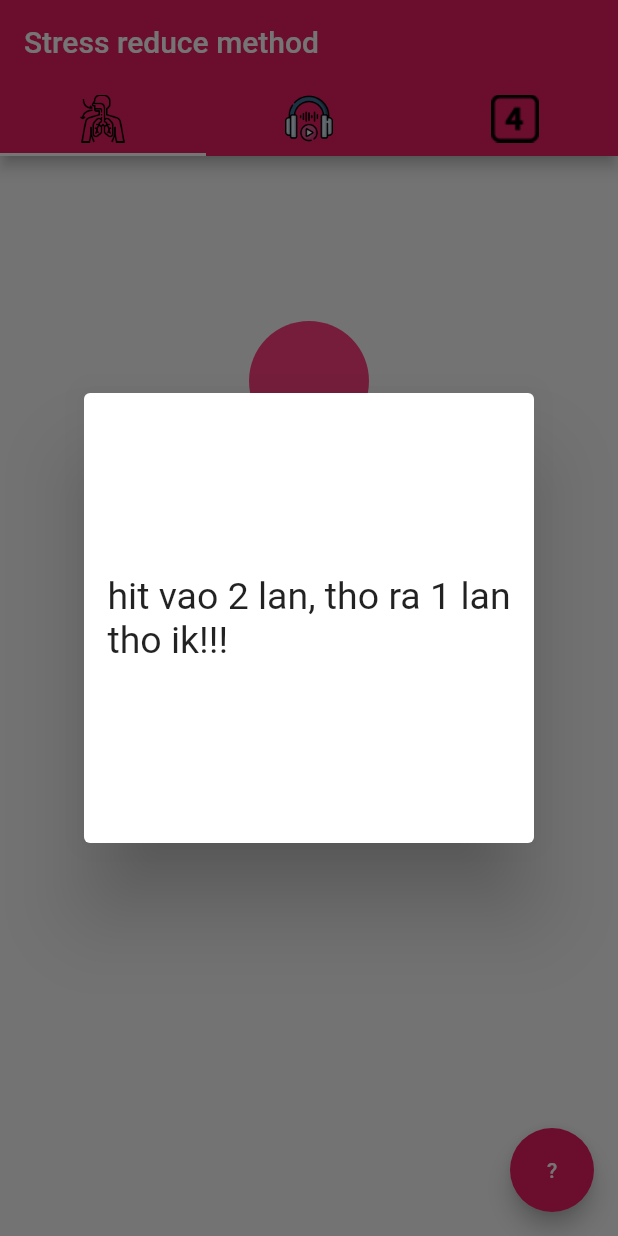
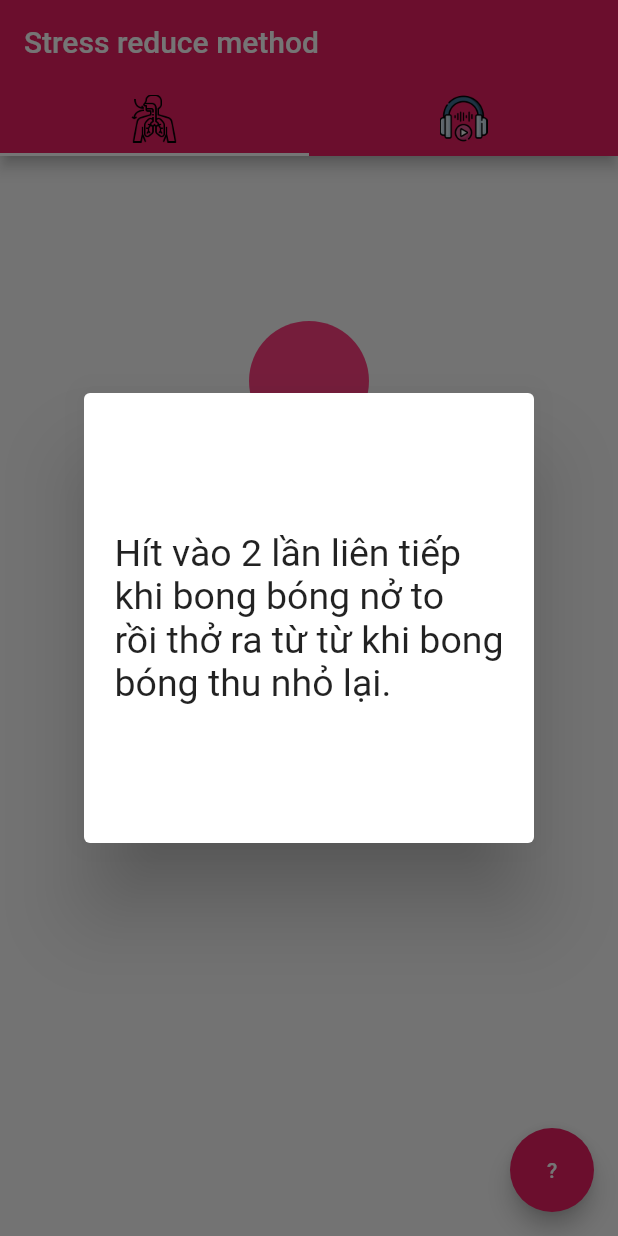
Before and after one commit to thivux/cp22_stress, a Flutter app: the screen it shows after launch, after a tap on an icon or button, on a phone screen of 412 x 824 dp. Run offline on Flutter 3.47's test engine with Material 2 defaults, Android fonts, the phone set to English and light mode, and no system bars; our stand-ins replace audioplayers.

Commit message:
Minh update question mark nsdr

```diff
--- a/lib/main.dart
+++ b/lib/main.dart
@@ -1,5 +1,6 @@
 import 'package:flutter/material.dart';
 import 'nsdr.dart';
+import 'py_sigh.dart';
 void main() => runApp(const FirstPageApp());
 
 class FirstPageApp extends StatelessWidget {
@@ -17,7 +18,6 @@ class FirstPageApp extends StatelessWidget {
           height: 32,
           width: 32,
         )),
-    Tab(icon: Image.asset('assets/Numbers_4_icon.png')),
   ];
   @override
   Widget build(BuildContext context) {
@@ -38,7 +38,6 @@ class FirstPageApp extends StatelessWidget {
             children: [
               Bubble(),
               NSDR(),
-              Text('Tab three'),
             ],
           ),
         ),
@@ -46,142 +45,3 @@ class FirstPageApp extends StatelessWidget {
     );
   }
 }
-
-class Bubble extends StatefulWidget {
-  const Bubble({Key? key}) : super(key: key);
-  @override
-  BubbleState createState() {
-    return BubbleState();
-  }
-}
-
-class BubbleState extends State<Bubble> with SingleTickerProviderStateMixin {
-  late AnimationController _controller;
-  late Animation<double> _marginAnimation;
-
-  @override
-  void initState() {
-    super.initState();
-
-    _controller =
-        AnimationController(vsync: this, duration: const Duration(seconds: 10));
-
-    _marginAnimation = TweenSequence(<TweenSequenceItem<double>>[
-      TweenSequenceItem(
-        // inhale 1
-          tween: Tween<double>(begin: 100, end: 40),
-          weight: 1.5),
-      TweenSequenceItem(
-        // stop
-          tween: Tween<double>(begin: 40, end: 40),
-          weight: 1),
-      TweenSequenceItem(
-        // inhale 2
-          tween: Tween<double>(begin: 40, end: 30),
-          weight: 1),
-      TweenSequenceItem(
-        // stop
-          tween: Tween<double>(begin: 30, end: 30),
-          weight: 1),
-      TweenSequenceItem(
-        // exhale
-          tween: Tween<double>(begin: 30, end: 100),
-          weight: 7),
-      TweenSequenceItem(
-        // stop
-          tween: Tween<double>(begin: 100, end: 100),
-          weight: 2),
-    ]).animate(_controller);
-  }
-
-  @override
-  void dispose() {
-    super.dispose();
-    _controller.dispose();
-  }
-
-  Future<void> _playAnimation() async {
-    try {
-      await _controller.repeat().orCancel;
-    } on TickerCanceled {
-      // the animation got canceled, probably because we were disposed
-    }
-  }
-
-  createDialog(BuildContext context) {
-    return showDialog(
-        context: context,
-        builder: (context) {
-          return const Dialog(
-            child: SizedBox(
-              width: 300,
-              height: 300,
-              child: Center(
-                child: Text(
-                  'hit vao 2 lan, tho ra 1 lan\ntho ik!!!',
-                  style: TextStyle(
-                    fontSize: 25,
-                  ),
-                ),
-              ),
-            ),
-          );
-        });
-  }
-
-  @override
-  Widget build(BuildContext context) {
-    return AnimatedBuilder(
-        animation: _controller,
-        builder: (BuildContext context, _) {
-          return Scaffold(
-            body: Column(
-              children: <Widget>[
-                CircleBox(marginAnimation: _marginAnimation),
-                ElevatedButton(
-                    onPressed: () {
-                      _playAnimation();
-                    },
-                    child: const Text('Start'))
-              ],
-              mainAxisAlignment: MainAxisAlignment.start,
-            ),
-            floatingActionButton: FloatingActionButton(
-              onPressed: () {
-                createDialog(context);
-              },
-              child: const Text('?'),
-            ),
-          );
-        });
-  }
-}
-
-class CircleBox extends StatelessWidget {
-  const CircleBox({
-    Key? key,
-    required Animation<double> marginAnimation,
-  })  : _marginAnimation = marginAnimation,
-        super(key: key);
-
-  final Animation<double> _marginAnimation;
-
-  @override
-  Widget build(BuildContext context) {
-    return Align(
-        alignment: const Alignment(0, -1),
-        child: SizedBox(
-          width: 280,
-          height: 300,
-          // color: Colors.red,   // uncomment to see container
-          child: Container(
-            margin: EdgeInsets.all(_marginAnimation.value),
-            decoration: const BoxDecoration(
-              color: Colors.pinkAccent,
-              shape: BoxShape.circle,
-            ),
-          ),
-        )
-    );
-  }
-}
--- a/lib/nsdr.dart
+++ b/lib/nsdr.dart
@@ -93,13 +93,20 @@ class NSDRState extends State<NSDR> {
                         child: LinearProgressIndicator(
                           value: progress,
                         ),
-                      )
+                      ),
                     ],
                   ),
+
                 );
               },
             ),
           )
+      ),
+      floatingActionButton: FloatingActionButton(
+        onPressed: () {
+          createDialog(context);
+        },
+        child: const Text('?'),
       ),
     );
   }
@@ -163,4 +170,25 @@ class NSDRState extends State<NSDR> {
           size: iconSize,
         ));
   }
+
+  createDialog(BuildContext context) {
+    return showDialog(
+        context: context,
+        builder: (context) {
+          return const Dialog(
+            child: SizedBox(
+              width: 300,
+              height: 300,
+              child: Center(
+                child: Text(
+                  ' Hít vào 2 lần liên tiếp \n khi bong bóng nở to \n rồi thở ra từ từ khi bong \n bóng thu nhỏ lại.',
+                  style: TextStyle(
+                    fontSize: 25,
+                  ),
+                ),
+              ),
+            ),
+          );
+        });
   }
+}
--- a/lib/version_0_3.dart
+++ b/lib/py_sigh.dart
@@ -118,7 +118,7 @@ class BubbleState extends State<Bubble> with SingleTickerProviderStateMixin {
               height: 300,
               child: Center(
                 child: Text(
-                  'hit vao 2 lan, tho ra 1 lan\ntho ik!!!',
+                  ' Hít vào 2 lần liên tiếp \n khi bong bóng nở to \n rồi thở ra từ từ khi bong \n bóng thu nhỏ lại.',
                   style: TextStyle(
                     fontSize: 25,
                   ),
```
Lines whose indentation alone changed are shown as unchanged.
